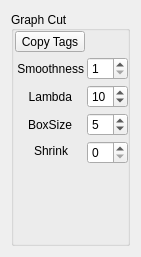
Before: the Qt Designer form tools/paint-graphcut/graphcutmenu.ui in nci/drishti, drawn with Qt 5.
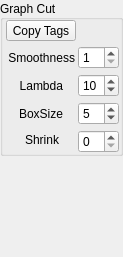
After: the same form once the commit is applied.

The edit to the form file:
```diff
--- a/tools/paint-graphcut/graphcutmenu.ui
+++ b/tools/paint-graphcut/graphcutmenu.ui
@@ -14,6 +14,21 @@
    <string>Form</string>
   </property>
   <layout class="QVBoxLayout" name="verticalLayout">
+   <property name="spacing">
+    <number>0</number>
+   </property>
+   <property name="leftMargin">
+    <number>0</number>
+   </property>
+   <property name="topMargin">
+    <number>0</number>
+   </property>
+   <property name="rightMargin">
+    <number>0</number>
+   </property>
+   <property name="bottomMargin">
+    <number>0</number>
+   </property>
    <item>
     <widget class="QGroupBox" name="graphcutBox">
      <property name="sizePolicy">
@@ -187,6 +202,19 @@
      </layout>
     </widget>
    </item>
+   <item>
+    <spacer name="verticalSpacer">
+     <property name="orientation">
+      <enum>Qt::Vertical</enum>
+     </property>
+     <property name="sizeHint" stdset="0">
+      <size>
+       <width>20</width>
+       <height>40</height>
+      </size>
+     </property>
+    </spacer>
+   </item>
   </layout>
  </widget>
  <resources/>
```
